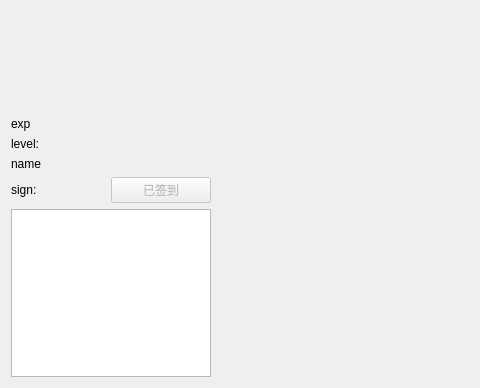
Above: ui/user.ui from tonquer/picacg-qt before the change; both pictures show x 0 to 480 and y 100 to 488 of the 801 by 488 pixel window. Below: the same form after it.
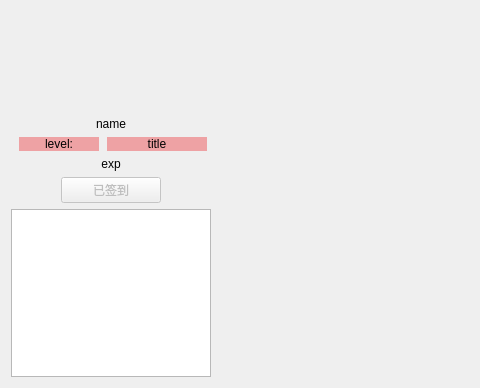
That is the form after the change. Icons and pictures are not drawn.

```diff
--- a/ui/user.ui
+++ b/ui/user.ui
@@ -64,32 +64,6 @@
          </property>
         </widget>
        </item>
-       <item>
-        <widget class="QLabel" name="exp">
-         <property name="maximumSize">
-          <size>
-           <width>200</width>
-           <height>16777215</height>
-          </size>
-         </property>
-         <property name="text">
-          <string>exp</string>
-         </property>
-        </widget>
-       </item>
-       <item>
-        <widget class="QLabel" name="level">
-         <property name="maximumSize">
-          <size>
-           <width>200</width>
-           <height>16777215</height>
-          </size>
-         </property>
-         <property name="text">
-          <string>level:</string>
-         </property>
-        </widget>
-       </item>
        <item>
         <widget class="QLabel" name="name">
          <property name="maximumSize">
@@ -101,6 +75,73 @@
          <property name="text">
           <string>name</string>
          </property>
+         <property name="alignment">
+          <set>Qt::AlignCenter</set>
+         </property>
+        </widget>
+       </item>
+       <item>
+        <layout class="QHBoxLayout" name="horizontalLayout_2">
+         <property name="leftMargin">
+          <number>6</number>
+         </property>
+         <property name="rightMargin">
+          <number>0</number>
+         </property>
+         <item>
+          <widget class="QLabel" name="level">
+           <property name="maximumSize">
+            <size>
+             <width>80</width>
+             <height>16777215</height>
+            </size>
+           </property>
+           <property name="styleSheet">
+            <string notr="true">background:#eeA2A4;</string>
+           </property>
+           <property name="text">
+            <string>level:</string>
+           </property>
+           <property name="alignment">
+            <set>Qt::AlignCenter</set>
+           </property>
+          </widget>
+         </item>
+         <item>
+          <widget class="QLabel" name="title">
+           <property name="maximumSize">
+            <size>
+             <width>100</width>
+             <height>16777215</height>
+            </size>
+           </property>
+           <property name="styleSheet">
+            <string notr="true">background:#eeA2A4;</string>
+           </property>
+           <property name="text">
+            <string>title</string>
+           </property>
+           <property name="alignment">
+            <set>Qt::AlignCenter</set>
+           </property>
+          </widget>
+         </item>
+        </layout>
+       </item>
+       <item>
+        <widget class="QLabel" name="exp">
+         <property name="maximumSize">
+          <size>
+           <width>200</width>
+           <height>16777215</height>
+          </size>
+         </property>
+         <property name="text">
+          <string>exp</string>
+         </property>
+         <property name="alignment">
+          <set>Qt::AlignCenter</set>
+         </property>
         </widget>
        </item>
        <item>
@@ -111,25 +152,6 @@
          <property name="sizeConstraint">
           <enum>QLayout::SetDefaultConstraint</enum>
          </property>
-         <item>
-          <widget class="QLabel" name="sign">
-           <property name="minimumSize">
-            <size>
-             <width>0</width>
-             <height>0</height>
-            </size>
-           </property>
-           <property name="maximumSize">
-            <size>
-             <width>100</width>
-             <height>16777215</height>
-            </size>
-           </property>
-           <property name="text">
-            <string>sign:</string>
-           </property>
-          </widget>
-         </item>
          <item>
           <widget class="QPushButton" name="signButton">
            <property name="enabled">
```
Left out of the diff: 6 changed lines with no effect on the pictures.
